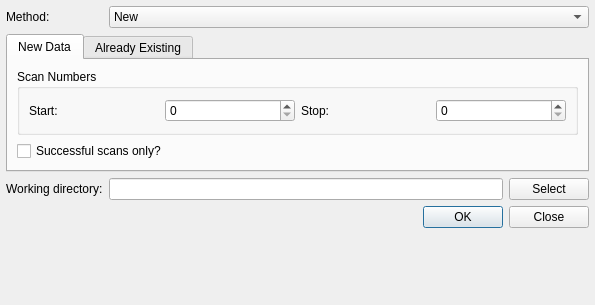
Above: tomviz/PyXRFMakeHDF5Dialog.ui from OpenChemistry/tomviz before the change. Below: the same form after it.
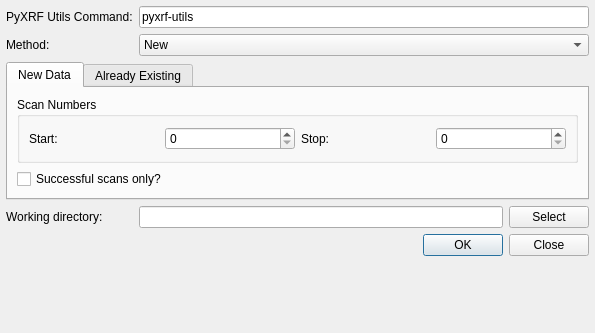
That is the form after the change.

The edit to the form file:
```diff
--- a/tomviz/PyXRFMakeHDF5Dialog.ui
+++ b/tomviz/PyXRFMakeHDF5Dialog.ui
@@ -7,7 +7,7 @@
     <x>0</x>
     <y>0</y>
     <width>595</width>
-    <height>305</height>
+    <height>333</height>
    </rect>
   </property>
   <property name="windowTitle">
@@ -26,40 +26,34 @@
    <property name="bottomMargin">
     <number>6</number>
    </property>
-   <item row="3" column="0">
-    <widget class="QLabel" name="workingDirectoryLabel">
-     <property name="text">
-      <string>Working directory:</string>
-     </property>
-     <property name="buddy">
-      <cstring>workingDirectory</cstring>
-     </property>
+   <item row="1" column="1" colspan="2">
+    <widget class="QComboBox" name="method">
+     <item>
+      <property name="text">
+       <string>New</string>
+      </property>
+     </item>
+     <item>
+      <property name="text">
+       <string>Already Existing</string>
+      </property>
+     </item>
     </widget>
    </item>
-   <item row="3" column="1">
+   <item row="4" column="1">
     <widget class="QLineEdit" name="workingDirectory"/>
    </item>
-   <item row="6" column="0" colspan="2">
-    <spacer name="verticalSpacer">
-     <property name="orientation">
-      <enum>Qt::Vertical</enum>
-     </property>
-     <property name="sizeHint" stdset="0">
-      <size>
-       <width>20</width>
-       <height>40</height>
-      </size>
-     </property>
-    </spacer>
-   </item>
-   <item row="3" column="2">
-    <widget class="QPushButton" name="selectWorkingDirectory">
+   <item row="1" column="0">
+    <widget class="QLabel" name="methodLabel">
      <property name="text">
-      <string>Select</string>
+      <string>Method:</string>
+     </property>
+     <property name="buddy">
+      <cstring>method</cstring>
      </property>
     </widget>
    </item>
-   <item row="5" column="0" colspan="3">
+   <item row="6" column="0" colspan="3">
     <widget class="QDialogButtonBox" name="buttonBox">
      <property name="orientation">
       <enum>Qt::Horizontal</enum>
@@ -69,7 +63,14 @@
      </property>
     </widget>
    </item>
-   <item row="1" column="0" colspan="3">
+   <item row="4" column="2">
+    <widget class="QPushButton" name="selectWorkingDirectory">
+     <property name="text">
+      <string>Select</string>
+     </property>
+    </widget>
+   </item>
+   <item row="2" column="0" colspan="3">
     <widget class="QTabWidget" name="methodWidget">
      <property name="currentIndex">
       <number>0</number>
@@ -138,28 +139,47 @@
      </widget>
     </widget>
    </item>
+   <item row="4" column="0">
+    <widget class="QLabel" name="workingDirectoryLabel">
+     <property name="text">
+      <string>Working directory:</string>
+     </property>
+     <property name="buddy">
+      <cstring>workingDirectory</cstring>
+     </property>
+    </widget>
+   </item>
+   <item row="7" column="0" colspan="2">
+    <spacer name="verticalSpacer">
+     <property name="orientation">
+      <enum>Qt::Vertical</enum>
+     </property>
+     <property name="sizeHint" stdset="0">
+      <size>
+       <width>20</width>
+       <height>40</height>
+      </size>
+     </property>
+    </spacer>
+   </item>
    <item row="0" column="0">
-    <widget class="QLabel" name="methodLabel">
-     <property name="text">
-      <string>Method:</string>
+    <widget class="QLabel" name="commandLabel">
+     <property name="toolTip">
+      <string>&lt;html&gt;&lt;head/&gt;&lt;body&gt;&lt;p&gt;Command for running pyxrf-utils, which will be used to run the make-hdf5 command.&lt;/p&gt;&lt;/body&gt;&lt;/html&gt;</string>
      </property>
-     <property name="buddy">
-      <cstring>method</cstring>
+     <property name="text">
+      <string>PyXRF Utils Command:</string>
      </property>
     </widget>
    </item>
    <item row="0" column="1" colspan="2">
-    <widget class="QComboBox" name="method">
-     <item>
-      <property name="text">
-       <string>New</string>
-      </property>
-     </item>
-     <item>
-      <property name="text">
-       <string>Already Existing</string>
-      </property>
-     </item>
+    <widget class="QLineEdit" name="command">
+     <property name="toolTip">
+      <string>&lt;html&gt;&lt;head/&gt;&lt;body&gt;&lt;p&gt;Command for running pyxrf-utils, which will be used to run the make-hdf5 command.&lt;/p&gt;&lt;/body&gt;&lt;/html&gt;</string>
+     </property>
+     <property name="text">
+      <string>pyxrf-utils</string>
+     </property>
     </widget>
    </item>
   </layout>
```
Left out of the diff: 1 changed line with no effect on the pictures.
